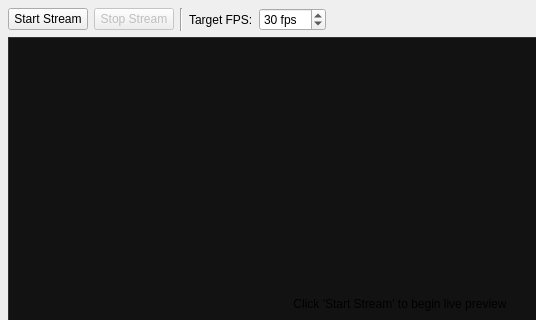
ppissias/SeleneWatch, file mainwindow.ui: the form before one commit; both pictures show x 0 to 536 and y 0 to 320 of the 800 by 600 pixel window.
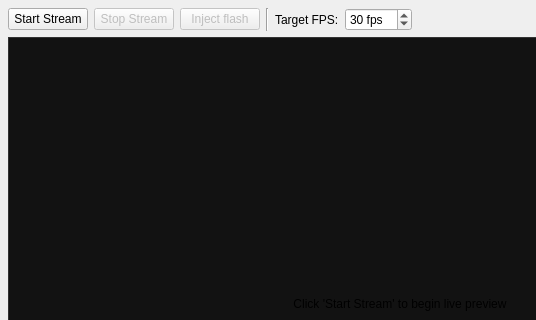
The form after the commit.

```diff
--- a/mainwindow.ui
+++ b/mainwindow.ui
@@ -49,6 +49,16 @@
         </property>
        </widget>
       </item>
+      <item>
+       <widget class="QPushButton" name="injectFlashButton">
+        <property name="enabled">
+         <bool>false</bool>
+        </property>
+        <property name="text">
+         <string>Inject flash</string>
+        </property>
+       </widget>
+      </item>
       <item>
        <widget class="Line" name="line">
         <property name="orientation">
```
